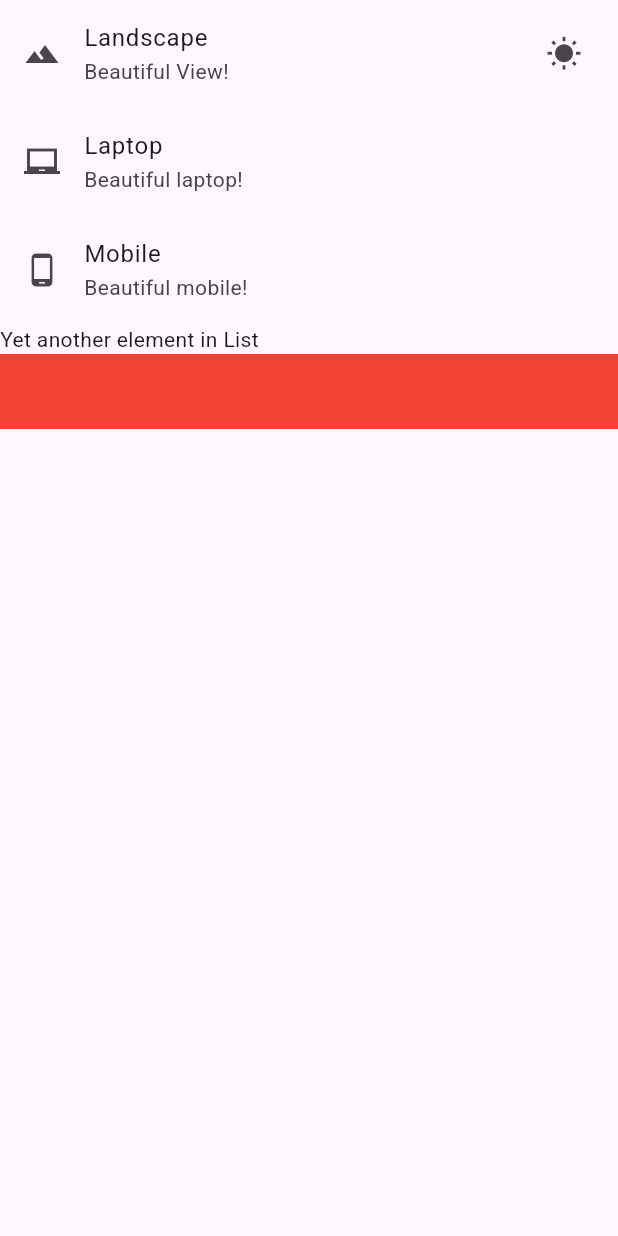
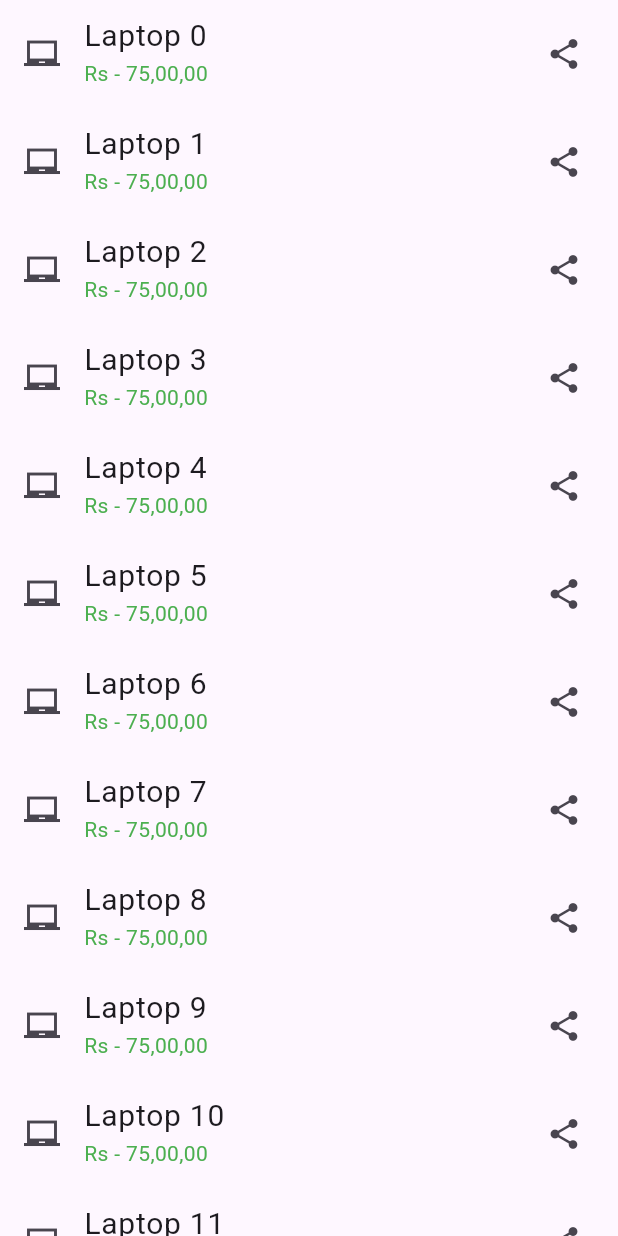
Before and after one commit to vimalku637/Flutter-Learning, a Flutter app: what getListView() shows on an empty page, opened directly, on a phone screen of 412 x 824 dp. Run offline on Flutter 3.47's test engine with Material 3 defaults, Android fonts, the phone set to English and light mode, and no system bars.

Commit message:
Flutter LONG LIST. Memory Efficient dynamic ListView

```diff
--- a/lib/main.dart
+++ b/lib/main.dart
@@ -7,43 +7,72 @@ void main() {
     MaterialApp(
       title: "Exploring UI Widgets",
       home: Scaffold(
-        appBar: AppBar(
-            title: Text("Basic List View"),
-            backgroundColor: Colors.amber),
+        appBar: AppBar(title: Text("Long List"), backgroundColor: Colors.amber),
         body: getListView(),
       ),
-    )
+    ),
   );
 }
-/*ListView Widget in Flutter*/
+
+/*Long ListView in Flutter*/
+List<String> getListElements() {
+  var items = List<String>.generate(1000, (counter) => "Laptop $counter");
+  return items;
+}
+
 Widget getListView() {
-  var listView = ListView(
-    children: [
-      ListTile(
-        leading: Icon(Icons.landscape),
-        title: Text("Landscape"),
-        subtitle: Text("Beautiful View!"),
-        trailing: Icon(Icons.wb_sunny),
+  var listItems = getListElements();
+  var listView = ListView.builder(
+    itemBuilder: (BuildContext context, int index) {
+      return ListTile(
+        leading: Icon(Icons.laptop_chromebook),
+        title: Text(
+          listItems[index],
+          style: TextStyle(fontWeight: FontWeight.normal, fontSize: 20.0),
+        ), //Text
+        subtitle: Text(
+          "Rs - 75,00,00",
+          style: TextStyle(color: Colors.green, fontWeight: FontWeight.normal),
+        ), //Text
+        trailing: Icon(Icons.share),
         onTap: () {
-          debugPrint("Landscape selected");
+          debugPrint("Laptop $index selected");
         },
-      ), //ListTile
-      ListTile(
-        leading: Icon(Icons.laptop_chromebook),
-        title: Text("Laptop"),
-        subtitle: Text("Beautiful laptop!"),
-      ), //ListTile
-      ListTile(
-        leading: Icon(Icons.phone_android),
-        title: Text("Mobile"),
-        subtitle: Text("Beautiful mobile!"),
-      ), //ListTile
-      Text("Yet another element in List"),
-      Container(color: Colors.red, height: 50.0)
-  ]
-  ); //ListView
+      ); //ListTile
+    },
+  ); //ListView.builder
   return listView;
 }
+
+/*ListView Widget in Flutter*/
+// Widget getListView() {
+//   var listView = ListView(
+//     children: [
+//       ListTile(
+//         leading: Icon(Icons.landscape),
+//         title: Text("Landscape"),
+//         subtitle: Text("Beautiful View!"),
+//         trailing: Icon(Icons.wb_sunny),
+//         onTap: () {
+//           debugPrint("Landscape selected");
+//         },
+//       ), //ListTile
+//       ListTile(
+//         leading: Icon(Icons.laptop_chromebook),
+//         title: Text("Laptop"),
+//         subtitle: Text("Beautiful laptop!"),
+//       ), //ListTile
+//       ListTile(
+//         leading: Icon(Icons.phone_android),
+//         title: Text("Mobile"),
+//         subtitle: Text("Beautiful mobile!"),
+//       ), //ListTile
+//       Text("Yet another element in List"),
+//       Container(color: Colors.red, height: 50.0)
+//   ]
+//   ); //ListView
+//   return listView;
+// }
 
 /*First flutter app*/
 // class MyFlutterApp extends StatelessWidget{
```
